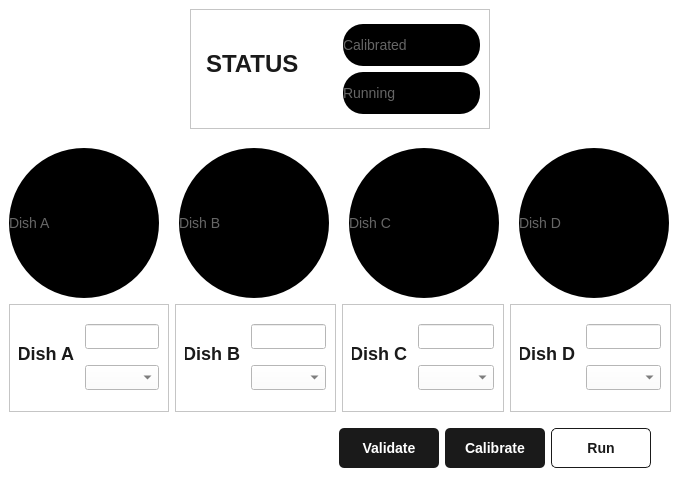
Above: src/pantograph_ui/MainWindow.ui from Pantograph-Automation/pantograph_automation before the change. Below: the same form after it.
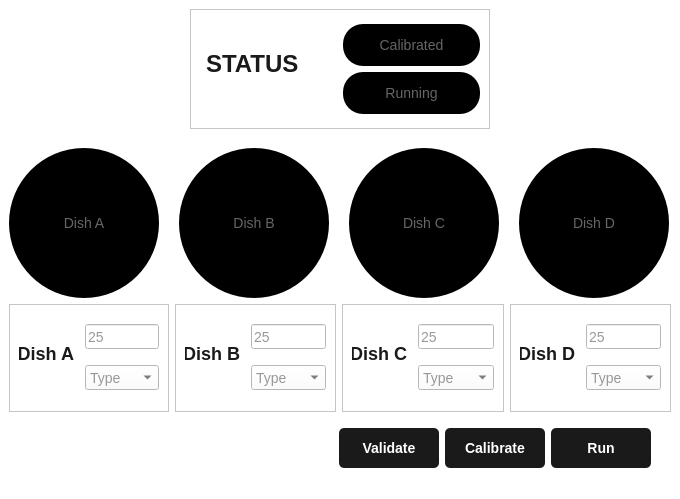
That is the form after the change.

```diff
--- a/src/pantograph_ui/MainWindow.ui
+++ b/src/pantograph_ui/MainWindow.ui
@@ -152,7 +152,7 @@
             <number>5</number>
            </property>
            <item>
-            <widget class="QLabel" name="label_11">
+            <widget class="QLabel" name="topStatusLabel">
              <property name="minimumSize">
               <size>
                <width>100</width>
@@ -168,10 +168,13 @@
              <property name="text">
               <string>Calibrated</string>
              </property>
+             <property name="alignment">
+              <set>Qt::AlignmentFlag::AlignCenter</set>
+             </property>
             </widget>
            </item>
            <item>
-            <widget class="QLabel" name="statusLabel2">
+            <widget class="QLabel" name="bottomStatusLabel">
              <property name="minimumSize">
               <size>
                <width>100</width>
@@ -187,6 +190,9 @@
              <property name="text">
               <string>Running</string>
              </property>
+             <property name="alignment">
+              <set>Qt::AlignmentFlag::AlignCenter</set>
+             </property>
             </widget>
            </item>
           </layout>
@@ -234,7 +240,7 @@
        <enum>QLayout::SizeConstraint::SetDefaultConstraint</enum>
       </property>
       <item>
-       <widget class="QLabel" name="label">
+       <widget class="QLabel" name="dishLabelA">
         <property name="minimumSize">
          <size>
           <width>150</width>
@@ -256,10 +262,13 @@
         <property name="text">
          <string>Dish A</string>
         </property>
+        <property name="alignment">
+         <set>Qt::AlignmentFlag::AlignCenter</set>
+        </property>
        </widget>
       </item>
       <item>
-       <widget class="QLabel" name="label_2">
+       <widget class="QLabel" name="dishLabelB">
         <property name="minimumSize">
          <size>
           <width>150</width>
@@ -281,10 +290,13 @@
         <property name="text">
          <string>Dish B</string>
         </property>
+        <property name="alignment">
+         <set>Qt::AlignmentFlag::AlignCenter</set>
+        </property>
        </widget>
       </item>
       <item>
-       <widget class="QLabel" name="label_3">
+       <widget class="QLabel" name="dishLabelC">
         <property name="minimumSize">
          <size>
           <width>150</width>
@@ -306,10 +318,13 @@
         <property name="text">
          <string>Dish C</string>
         </property>
+        <property name="alignment">
+         <set>Qt::AlignmentFlag::AlignCenter</set>
+        </property>
        </widget>
       </item>
       <item>
-       <widget class="QLabel" name="label_4">
+       <widget class="QLabel" name="dishLabelD">
         <property name="minimumSize">
          <size>
           <width>150</width>
@@ -331,6 +346,9 @@
         <property name="text">
          <string>Dish D</string>
         </property>
+        <property name="alignment">
+         <set>Qt::AlignmentFlag::AlignCenter</set>
+        </property>
        </widget>
       </item>
      </layout>
@@ -387,23 +405,35 @@
          <item>
           <layout class="QVBoxLayout" name="verticalLayout_2">
            <item>
-            <widget class="QLineEdit" name="lineEdit">
+            <widget class="QLineEdit" name="lineEditA">
              <property name="minimumSize">
               <size>
                <width>40</width>
                <height>25</height>
               </size>
              </property>
+             <property name="placeholderText">
+              <string>25</string>
+             </property>
             </widget>
            </item>
            <item>
-            <widget class="QComboBox" name="comboBox">
+            <widget class="QComboBox" name="comboBoxA">
              <property name="minimumSize">
               <size>
                <width>40</width>
                <height>25</height>
               </size>
              </property>
+             <property name="maxVisibleItems">
+              <number>5</number>
+             </property>
+             <property name="maxCount">
+              <number>5</number>
+             </property>
+             <property name="placeholderText">
+              <string>Type</string>
+             </property>
             </widget>
            </item>
           </layout>
@@ -461,23 +491,29 @@
          <item>
           <layout class="QVBoxLayout" name="verticalLayout_3">
            <item>
-            <widget class="QLineEdit" name="lineEdit_2">
+            <widget class="QLineEdit" name="lineEditB">
              <property name="minimumSize">
               <size>
                <width>40</width>
                <height>25</height>
               </size>
              </property>
+             <property name="placeholderText">
+              <string>25</string>
+             </property>
             </widget>
            </item>
            <item>
-            <widget class="QComboBox" name="comboBox_2">
+            <widget class="QComboBox" name="comboBoxB">
              <property name="minimumSize">
               <size>
                <width>40</width>
                <height>25</height>
               </size>
              </property>
+             <property name="placeholderText">
+              <string>Type</string>
+             </property>
             </widget>
            </item>
           </layout>
@@ -535,23 +571,29 @@
          <item>
           <layout class="QVBoxLayout" name="verticalLayout_4">
            <item>
-            <widget class="QLineEdit" name="lineEdit_3">
+            <widget class="QLineEdit" name="lineEditC">
              <property name="minimumSize">
               <size>
                <width>40</width>
                <height>25</height>
               </size>
              </property>
+             <property name="placeholderText">
+              <string>25</string>
+             </property>
             </widget>
            </item>
            <item>
-            <widget class="QComboBox" name="comboBox_3">
+            <widget class="QComboBox" name="comboBoxC">
              <property name="minimumSize">
               <size>
                <width>40</width>
                <height>25</height>
               </size>
              </property>
+             <property name="placeholderText">
+              <string>Type</string>
+             </property>
             </widget>
            </item>
           </layout>
@@ -609,23 +651,29 @@
          <item>
           <layout class="QVBoxLayout" name="verticalLayout_5">
            <item>
-            <widget class="QLineEdit" name="lineEdit_4">
+            <widget class="QLineEdit" name="lineEditD">
              <property name="minimumSize">
               <size>
                <width>40</width>
                <height>25</height>
               </size>
              </property>
+             <property name="placeholderText">
+              <string>25</string>
+             </property>
             </widget>
            </item>
            <item>
-            <widget class="QComboBox" name="comboBox_4">
+            <widget class="QComboBox" name="comboBoxD">
              <property name="minimumSize">
               <size>
                <width>40</width>
                <height>25</height>
               </size>
              </property>
+             <property name="placeholderText">
+              <string>Type</string>
+             </property>
             </widget>
            </item>
           </layout>
@@ -669,7 +717,7 @@
       <item>
        <layout class="QHBoxLayout" name="horizontalLayout_2">
         <item>
-         <widget class="QPushButton" name="pushButton_6">
+         <widget class="QPushButton" name="validateButton">
           <property name="minimumSize">
            <size>
             <width>100</width>
@@ -688,7 +736,7 @@
          </widget>
         </item>
         <item>
-         <widget class="QPushButton" name="pushButton_5">
+         <widget class="QPushButton" name="calibrateButton">
           <property name="minimumSize">
            <size>
             <width>100</width>
@@ -707,7 +755,7 @@
          </widget>
         </item>
         <item>
-         <widget class="QPushButton" name="secondaryButton">
+         <widget class="QPushButton" name="runButton">
           <property name="minimumSize">
            <size>
             <width>100</width>
```
